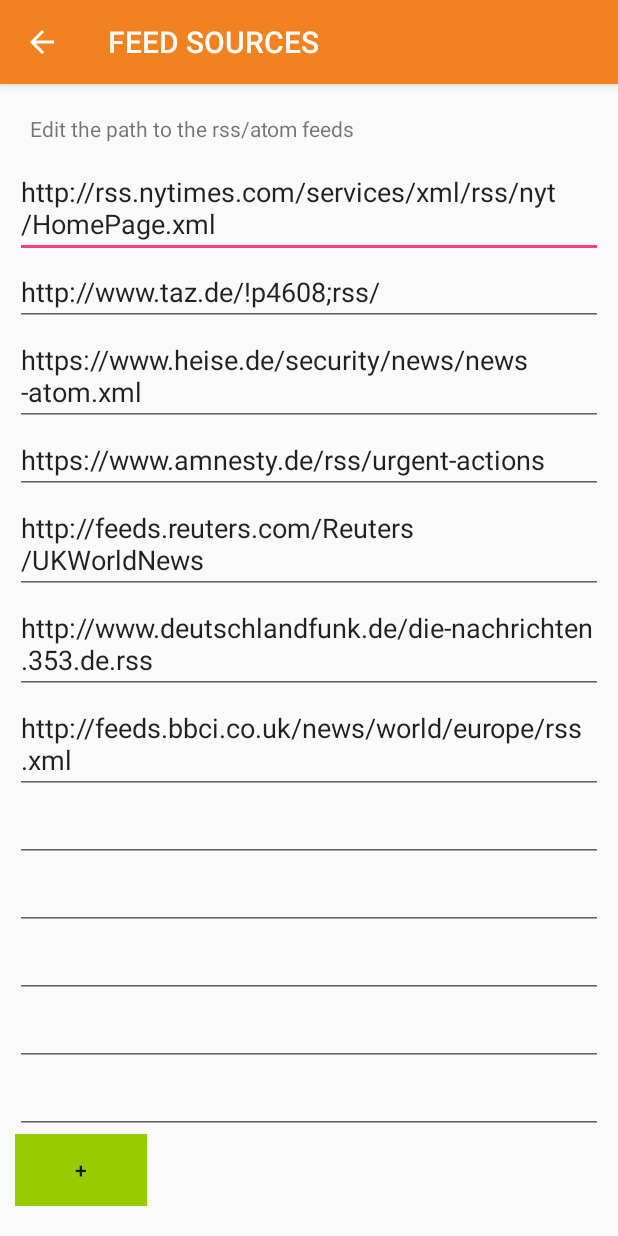
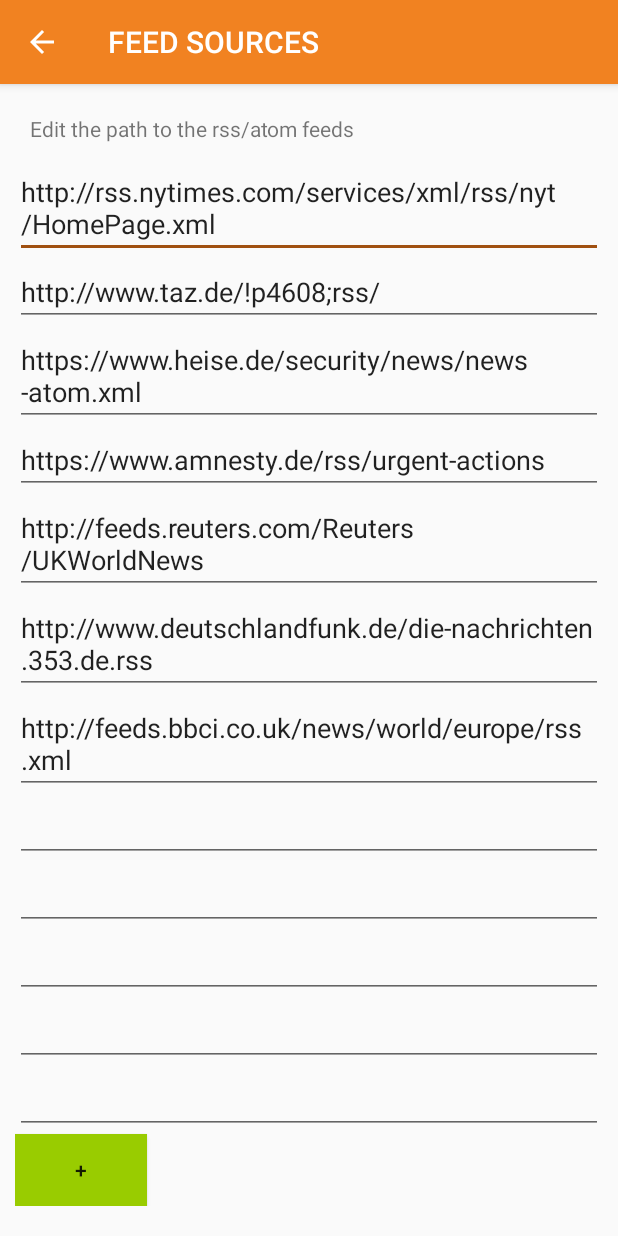
Before and after one commit to no-go/AnotherRSS, an Android app: the screen it shows after launch (FeedSourcesActivity), in the options menu, after a tap on "FEED SOURCES", on a phone screen of 412 x 824 dp. Run offline under Robolectric (Android 15) with nearby library versions, the phone set to English and light mode, and no system bars.

Commit message:
feed source number added to feed source title. search in feed title possible. set target SDK to 22 to avoid from permission problems and deprecated stuff. small design fix.

```diff
--- a/app/build.gradle
+++ b/app/build.gradle
@@ -6,9 +6,9 @@ android {
     defaultConfig {
         applicationId "de.digisocken.anotherrss"
         minSdkVersion 16
-        targetSdkVersion 23
-        versionCode 19
-        versionName "1.9"
+        targetSdkVersion 22
+        versionCode 195
+        versionName "1.95"
     }
     buildTypes {
         release {
--- a/app/src/main/AndroidManifest.xml
+++ b/app/src/main/AndroidManifest.xml
@@ -8,7 +8,7 @@
     <uses-permission android:name="android.permission.ACCESS_NETWORK_STATE" />
     <uses-permission android:name="android.permission.VIBRATE" />
 
-    <uses-sdk android:minSdkVersion="16" />
+    <uses-sdk android:minSdkVersion="16" android:targetSdkVersion="22" />
 
     <application
         android:allowBackup="true"
--- a/app/src/main/java/de/digisocken/anotherrss/AnotherRSS.java
+++ b/app/src/main/java/de/digisocken/anotherrss/AnotherRSS.java
@@ -22,7 +22,7 @@ public class AnotherRSS extends Application {
     public static String query = "";
 
     /*
-    http://feeds.bbci.co.uk/news/world/europe/rss.xml
+http://feeds.bbci.co.uk/news/world/europe/rss.xml
 http://rss.nytimes.com/services/xml/rss/nyt/HomePage.xml
 http://feeds.t-online.de/rss/nachrichten
 http://www.wz.de/cmlink/wz-rss-uebersicht-1.516698
--- a/app/src/main/java/de/digisocken/anotherrss/FeedContract.java
+++ b/app/src/main/java/de/digisocken/anotherrss/FeedContract.java
@@ -148,10 +148,11 @@ public class FeedContract {
     public static final String SELECTION_SEARCH =
             Feeds.COLUMN_Deleted +"=? AND (" +
                     Feeds.COLUMN_Title + " LIKE ? OR " +
+                    Feeds.COLUMN_Souname + " LIKE ? OR " +
                     Feeds.COLUMN_Body + " LIKE ?)";
 
     public static String[] searchArgs(String query) {
-        return new String[]{Integer.toString(Flag.VISIBLE), "%"+query+"%", "%"+query+"%"};
+        return new String[]{Integer.toString(Flag.VISIBLE), "%"+query+"%", "%"+query+"%", "%"+query+"%"};
     }
 
     /**
--- a/app/src/main/java/de/digisocken/anotherrss/Refresher.java
+++ b/app/src/main/java/de/digisocken/anotherrss/Refresher.java
@@ -209,7 +209,7 @@ public class Refresher {
         Log.d(AnotherRSS.TAG, "If-Modified-Since: " + now);
         conn.setRequestProperty("If-Modified-Since", now);
         int responseCode = conn.getResponseCode();
-        /**
+        /*
         this close() removes the strictMode Error:
         Explicit termination method 'end' not called
         at com.android.okhttp.okio.GzipSource.<init>(GzipSource.java:62)
@@ -290,7 +290,8 @@ public class Refresher {
         NodeList nl = ee.getChildNodes();
         Node n2 = (Node) nl.item(0);
         feedName = n2.getNodeValue();
-        if (feedName == null) feedName = "News!?";
+        if (feedName == null) feedName = "News Feed";
+        feedName += " #no" + Integer.toString(sourceId+1);
 
         if (BuildConfig.DEBUG) {
             Log.d(AnotherRSS.TAG, "Feed title: " + feedName);
--- a/app/src/main/res/values/colors.xml
+++ b/app/src/main/res/values/colors.xml
@@ -4,11 +4,11 @@
     <color name="colorOldText">#bbbbbb</color>
 
     <color name="colorTitle">#323232</color>
-    <color name="colorDate">#d6d7d7</color>
+    <color name="colorDate">#c5c7c7</color>
     <color name="colorBody">#808080</color>
     <color name="colorBackground">#ffffff</color>
 
     <color name="colorPrimary">#f18221</color>
-    <color name="colorPrimaryDark">#ac5114</color>
-    <color name="colorAccent">#FF4081</color>
+    <color name="colorPrimaryDark">#bc5114</color>
+    <color name="colorAccent">#a05010</color>
 </resources>
```
Also changed, not shown: app/src/main/java/de/digisocken/anotherrss/FeedCursorAdapter.java (+9 -4 lines), 4 other files.
